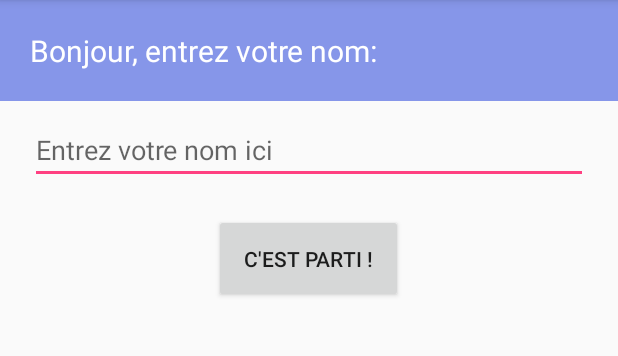
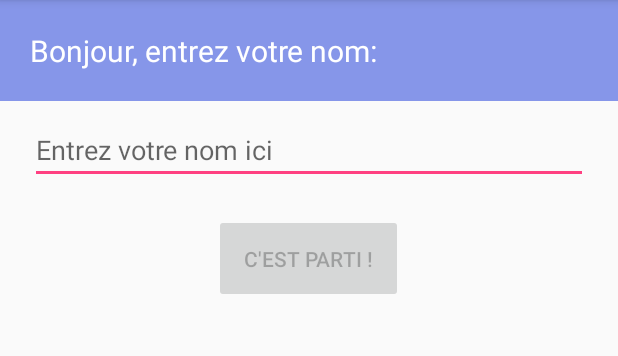
Before and after one commit to Matthieu876/TopQuiz-coursAndroid, an Android app: the screen it shows after launch (MainActivity), on a phone screen of 412 x 824 dp, the part 84-440 px from its top. Run offline under Robolectric (Android 15) with nearby library versions, the phone set to English and light mode, and no system bars.

Commit message:
identification des objets graphiques dans le code avec désactivation du bouton et écoute du champ de saisie

```diff
--- a/app/src/main/java/com/matthieuc/topquiz/MainActivity.java
+++ b/app/src/main/java/com/matthieuc/topquiz/MainActivity.java
@@ -2,12 +2,52 @@ package com.matthieuc.topquiz;
 
 import android.support.v7.app.AppCompatActivity;
 import android.os.Bundle;
+import android.text.Editable;
+import android.text.TextWatcher;
+import android.view.View;
+import android.widget.Button;
+import android.widget.EditText;
+import android.widget.TextView;
 
 public class MainActivity extends AppCompatActivity {
+
+    private TextView mGreetinText;
+    private EditText mNameInput;
+    private Button mPlayButton;
 
     @Override
     protected void onCreate(Bundle savedInstanceState) {
         super.onCreate(savedInstanceState);
         setContentView(R.layout.activity_main);
+
+        mGreetinText = (TextView) findViewById(R.id.activity_main_greeting_txt);
+        mNameInput = (EditText) findViewById(R.id.activity_main_name_input);
+        mPlayButton = (Button) findViewById(R.id.activity_main_play_btn);
+
+        mPlayButton.setEnabled(false);
+
+        mNameInput.addTextChangedListener(new TextWatcher() {
+            @Override
+            public void beforeTextChanged(CharSequence s, int i, int i1, int i2) {
+
+            }
+
+            @Override
+            public void onTextChanged(CharSequence s, int i, int i1, int i2) {
+                mPlayButton.setEnabled(s.toString().length()!=0);
+            }
+
+            @Override
+            public void afterTextChanged(Editable s) {
+
+            }
+        });
+
+        mPlayButton.setOnClickListener(new View.OnClickListener() {
+            @Override
+            public void onClick(View v) {
+
+            }
+        });
     }
 }
--- a/app/src/main/res/layout/activity_main.xml
+++ b/app/src/main/res/layout/activity_main.xml
@@ -28,7 +28,7 @@
         android:hint="Entrez votre nom ici"/>
 
     <Button
-        android:id="@+id/activity_main_play_button"
+        android:id="@+id/activity_main_play_btn"
         android:layout_width="wrap_content"
         android:layout_height="wrap_content"
         android:layout_gravity="center"
```
